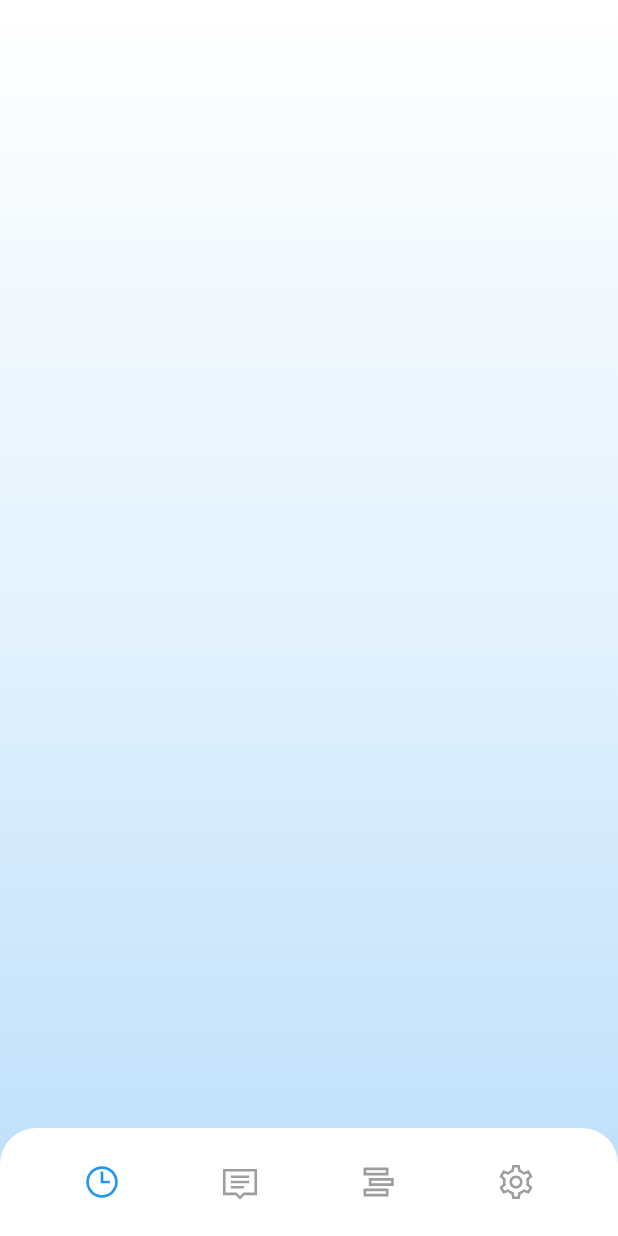
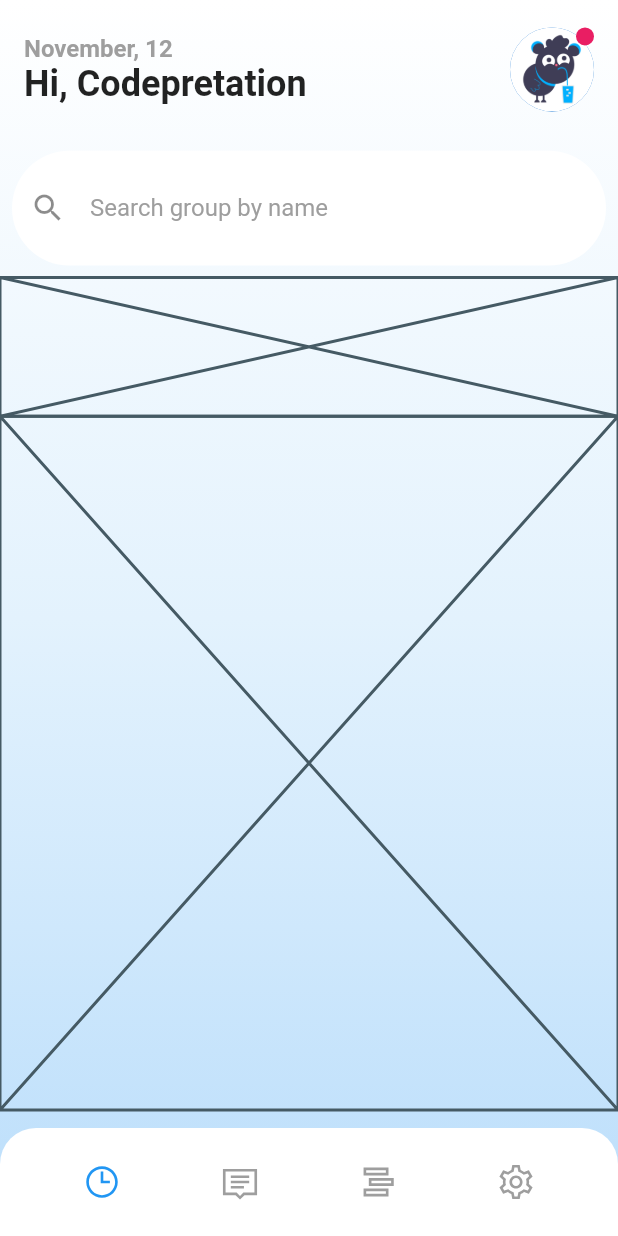
Before and after one commit to jyryuitpro/lecture, a Flutter app: the screen it shows after launch, on a phone screen of 412 x 824 dp. Run offline on Flutter 3.47's test engine with Material 2 defaults, Android fonts, the phone set to English and light mode, and no system bars; our stand-ins replace line_icons.

Commit message:
Lecture App Part 2

```diff
--- a/lib/screens/lecture_home_page.dart
+++ b/lib/screens/lecture_home_page.dart
@@ -14,7 +14,8 @@ class _LectureHomePageState extends State<LectureHomePage> {
   @override
   Widget build(BuildContext context) {
     return Scaffold(
-      body: Stack(
+      body: SafeArea(
+        child: Stack(
           children: [
             Positioned(
               left: 0,
@@ -103,7 +104,103 @@ class _LectureHomePageState extends State<LectureHomePage> {
                 ),
               ),
             ),
+            Positioned(
+              left: 0,
+              top: 0,
+              right: 0,
+              bottom: 84,
+              child: Column(
+                children: [
+                  // Expanded는 Flex 속성값을 설정 할 수 있어서 Widget의 크기를 비율로 조정할 수 있다.
+                  Expanded(
+                    flex: 2,
+                    child: Padding(
+                      padding: const EdgeInsets.symmetric(
+                        horizontal: 16,
+                      ),
+                      child: Row(
+                        mainAxisAlignment: MainAxisAlignment.spaceBetween,
+                        children: [
+                          Column(
+                            mainAxisAlignment: MainAxisAlignment.center,
+                            crossAxisAlignment: CrossAxisAlignment.start,
+                            children: const [
+                              Text(
+                                'November, 12',
+                                style: TextStyle(
+                                  fontWeight: FontWeight.bold,
+                                  color: Colors.grey,
+                                  fontSize: 16,
+                                ),
+                              ),
+                              Text(
+                                'Hi, Codepretation',
+                                style: TextStyle(
+                                  fontWeight: FontWeight.bold,
+                                  fontSize: 24,
+                                ),
+                              ),
                             ],
+                          ),
+                          Stack(
+                            children: const [
+                              CircleAvatar(
+                                radius: 28,
+                                backgroundImage: AssetImage(
+                                    'assets/images/codepretation.png'),
+                              ),
+                              Positioned(
+                                right: 0,
+                                top: 0,
+                                child: CircleAvatar(
+                                  backgroundColor: Colors.pink,
+                                  radius: 6,
+                                ),
+                              ),
+                            ],
+                          ),
+                        ],
+                      ),
+                    ),
+                  ),
+                  Expanded(
+                    flex: 2,
+                    child: Container(
+                      margin: EdgeInsets.symmetric(vertical: 8, horizontal: 8),
+                      padding: EdgeInsets.symmetric(horizontal: 12),
+                      decoration: const ShapeDecoration(
+                        color: Colors.white,
+                        shape: StadiumBorder(),
+                      ),
+                      child: const Center(
+                        child: TextField(
+                          decoration: InputDecoration(
+                            icon: Icon(Icons.search),
+                            hintText: 'Search group by name',
+                            border: InputBorder.none,
+                            hintStyle: TextStyle(
+                              fontSize: 16,
+                              color: Colors.grey,
+                              fontWeight: FontWeight.normal,
+                            )
+                          ),
+                        ),
+                      ),
+                    ),
+                  ),
+                  Expanded(
+                    flex: 2,
+                    child: Placeholder(),
+                  ),
+                  Expanded(
+                    flex: 10,
+                    child: Placeholder(),
+                  ),
+                ],
+              ),
+            ),
+          ],
+        ),
       ),
     );
   }
--- a/pubspec.yaml
+++ b/pubspec.yaml
@@ -64,8 +64,8 @@ flutter:
   uses-material-design: true
 
   # To add assets to your application, add an assets section, like this:
-  # assets:
-  #   - images/a_dot_burr.jpeg
+  assets:
+    - assets/images/
   #   - images/a_dot_ham.jpeg
 
   # An image asset can refer to one or more resolution-specific "variants", see
```
Also changed, not shown: assets/images/codepretation.png (added). Lines whose indentation alone changed are shown as unchanged.
